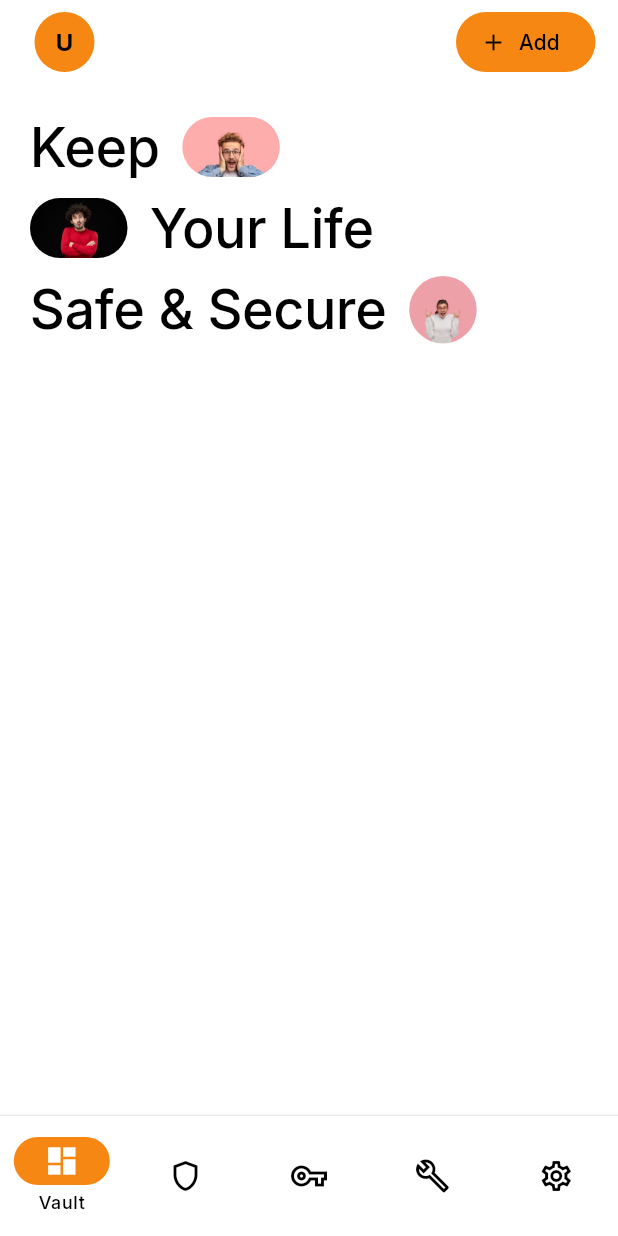
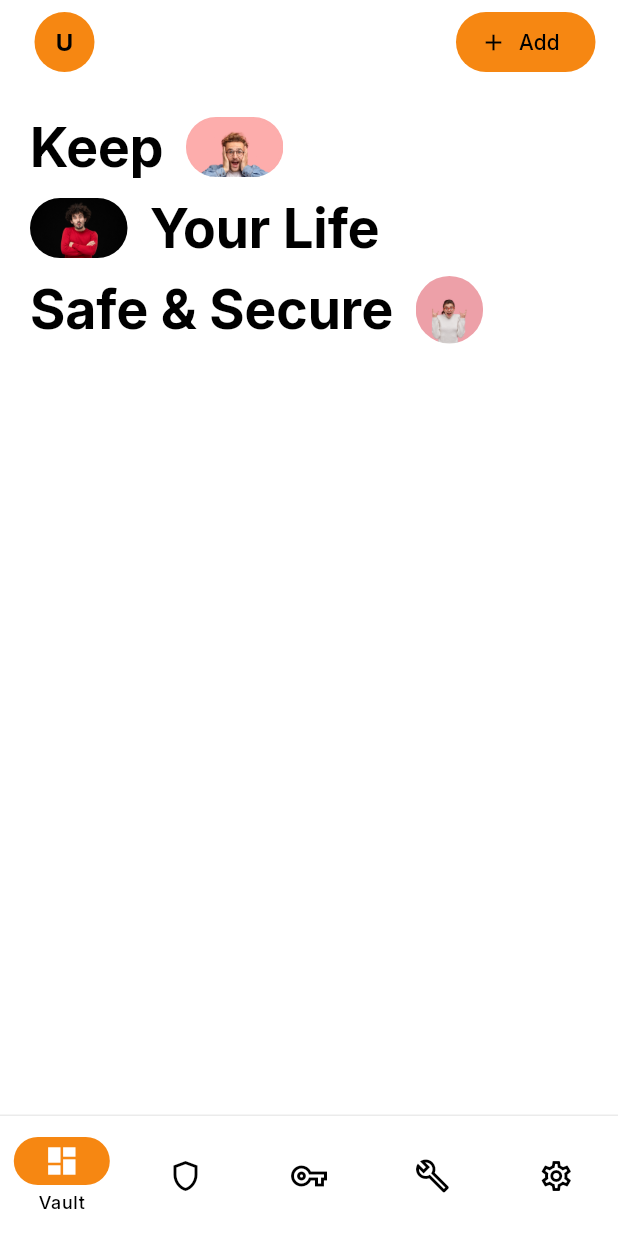
Before and after one commit to kaiumallimon/shieldx, a Flutter app: the VaultPage screen opened by its route, on a phone screen of 412 x 824 dp. Run offline on Flutter 3.47's test engine with Material 3 defaults, Android fonts, the phone set to English and light mode, and no system bars; our stand-ins replace cached_network_image, equatable, flutter_bloc, flutter_dotenv, go_router, shared_preferences and 2 more; accounts and stored records are empty.

Commit message:
feat: Refactor VaultPage to use new VaultAvatar and VaultAddButton components, and implement VaultSloganSection for improved UI

```diff
--- a/lib/app/features/dashboard/features/vault/pages/_vault_page.dart
+++ b/lib/app/features/dashboard/features/vault/pages/_vault_page.dart
@@ -1,6 +1,8 @@
-import 'package:cached_network_image/cached_network_image.dart';
 import 'package:flutter/material.dart';
 import 'package:shieldx/app/data/services/_auth_storage_service.dart';
+import 'package:shieldx/app/features/dashboard/features/vault/widgets/_vault_add_button.dart';
+import 'package:shieldx/app/features/dashboard/features/vault/widgets/_vault_avatar.dart';
+import 'package:shieldx/app/features/dashboard/features/vault/widgets/_vault_slogan_section.dart';
 
 class VaultPage extends StatefulWidget {
   const VaultPage({super.key});
@@ -31,38 +33,6 @@ class _VaultPageState extends State<VaultPage> {
     }
   }
 
-  Widget _buildAvatar(ThemeData theme) {
-    final firstChar = (userName?.isNotEmpty ?? false)
-        ? userName![0].toUpperCase()
-        : 'U';
-
-    if (avatarUrl != null && avatarUrl!.isNotEmpty) {
-      return CircleAvatar(
-        backgroundImage: CachedNetworkImageProvider(avatarUrl!),
-        backgroundColor: theme.colorScheme.primary,
-        onBackgroundImageError: (exception, stackTrace) {
-          // If image fails to load, fallback is handled by backgroundColor
-        },
-      );
-    }
-
-    return CircleAvatar(
-      backgroundColor: theme.colorScheme.primary,
-      child: Text(
-        firstChar,
-        style: TextStyle(
-          color: theme.colorScheme.onPrimary,
-          fontWeight: FontWeight.bold,
-        ),
-      ),
-    );
-  }
-
-  final List<String> images = const [
-    'assets/images/18930.jpg',
-    'assets/images/143415.jpg',
-    'assets/images/41064.jpg',
-  ];
 
   @override
   Widget build(BuildContext context) {
@@ -78,115 +48,27 @@ class _VaultPageState extends State<VaultPage> {
                 backgroundColor: theme.colorScheme.surface,
                 leading: Padding(
                   padding: const EdgeInsets.all(8.0),
-                  child: _buildAvatar(theme),
+                  child: VaultAvatar(
+                    userName: userName,
+                    avatarUrl: avatarUrl,
+                  ),
                 ),
                 pinned: true,
-
-                actions: [_addButton(theme)],
+                actions: [
+                  VaultAddButton(
+                    onPressed: () {
+                      // Navigate to add password page
+                    },
+                  ),
+                ],
               ),
             ),
-            SliverToBoxAdapter(
-              child: Padding(
-                padding: const EdgeInsets.symmetric(
-                  horizontal: 20,
-                  vertical: 20,
-                ),
-                child: Column(
-                  crossAxisAlignment: .start,
-                  mainAxisSize: .min,
-                  spacing: 10,
-                  children: [
-                    // first row
-                    Row(
-                      mainAxisSize: MainAxisSize.min,
-                      spacing: 15,
-                      children: [
-                        Text(
-                          'Keep',
-                          style: theme.textTheme.displaySmall?.copyWith(
-                            fontWeight: FontWeight.w500,
-                          ),
-                        ),
-                        ClipRRect(
-                          borderRadius: BorderRadius.circular(50),
-                          child: Image.asset(
-                            images[0],
-                            width: 65,
-                            height: 40,
-                            fit: BoxFit.cover,
-                          ),
-                        ),
-                      ],
-                    ),
-
-                    // second row
-                    Row(
-                      mainAxisSize: MainAxisSize.min,
-                      spacing: 15,
-                      children: [
-                        ClipRRect(
-                          borderRadius: BorderRadius.circular(50),
-                          child: Image.asset(
-                            images[1],
-                            width: 65,
-                            height: 40,
-                            fit: BoxFit.cover,
-                          ),
-                        ),
-                        Text(
-                          'Your Life',
-                          style: theme.textTheme.displaySmall?.copyWith(
-                            fontWeight: FontWeight.w500,
-                          ),
-                        ),
-                      ],
-                    ),
-
-                    // third row
-                    Row(
-                      mainAxisSize: MainAxisSize.min,
-                      spacing: 15,
-                      children: [
-                        Text(
-                          'Safe & Secure',
-                          style: theme.textTheme.displaySmall?.copyWith(
-                            fontWeight: FontWeight.w500,
-                          ),
-                        ),
-                        ClipRRect(
-                          borderRadius: BorderRadius.circular(50),
-                          child: Image.asset(
-                            images[2],
-                            width: 45,
-                            height: 45,
-                            fit: BoxFit.cover,
-                          ),
-                        ),
-                      ],
-                    ),
-                  ],
-                ),
-              ),
+            const SliverToBoxAdapter(
+              child: VaultSloganSection(),
             ),
           ],
         ),
       ),
     );
   }
-
-  ElevatedButton _addButton(ThemeData theme) {
-    return ElevatedButton.icon(
-      icon: const Icon(Icons.add),
-      label: const Text('Add'),
-      style: ElevatedButton.styleFrom(
-        backgroundColor: theme.colorScheme.primary,
-        foregroundColor: theme.colorScheme.onPrimary,
-        elevation: 0,
-        shape: RoundedRectangleBorder(borderRadius: BorderRadius.circular(50)),
-      ),
-      onPressed: () {
-        // Navigate to settings page
-      },
-    );
-  }
 }
--- /dev/null
+++ b/lib/app/features/dashboard/features/vault/widgets/_vault_add_button.dart
@@ -0,0 +1,26 @@
+import 'package:flutter/material.dart';
+
+class VaultAddButton extends StatelessWidget {
+  const VaultAddButton({super.key, this.onPressed});
+
+  final VoidCallback? onPressed;
+
+  @override
+  Widget build(BuildContext context) {
+    final theme = Theme.of(context);
+
+    return ElevatedButton.icon(
+      icon: const Icon(Icons.add),
+      label: const Text('Add'),
+      style: ElevatedButton.styleFrom(
+        backgroundColor: theme.colorScheme.primary,
+        foregroundColor: theme.colorScheme.onPrimary,
+        elevation: 0,
+        shape: RoundedRectangleBorder(
+          borderRadius: BorderRadius.circular(50),
+        ),
+      ),
+      onPressed: onPressed,
+    );
+  }
+}
--- /dev/null
+++ b/lib/app/features/dashboard/features/vault/widgets/_vault_avatar.dart
@@ -0,0 +1,42 @@
+import 'package:cached_network_image/cached_network_image.dart';
+import 'package:flutter/material.dart';
+
+class VaultAvatar extends StatelessWidget {
+  const VaultAvatar({
+    super.key,
+    required this.userName,
+    required this.avatarUrl,
+  });
+
+  final String? userName;
+  final String? avatarUrl;
+
+  @override
+  Widget build(BuildContext context) {
+    final theme = Theme.of(context);
+    final firstChar = (userName?.isNotEmpty ?? false)
+        ? userName![0].toUpperCase()
+        : 'U';
+
+    if (avatarUrl != null && avatarUrl!.isNotEmpty) {
+      return CircleAvatar(
+        backgroundImage: CachedNetworkImageProvider(avatarUrl!),
+        backgroundColor: theme.colorScheme.primary,
+        onBackgroundImageError: (exception, stackTrace) {
+          // If image fails to load, fallback is handled by backgroundColor
+        },
+      );
+    }
+
+    return CircleAvatar(
+      backgroundColor: theme.colorScheme.primary,
+      child: Text(
+        firstChar,
+        style: TextStyle(
+          color: theme.colorScheme.onPrimary,
+          fontWeight: FontWeight.bold,
+        ),
+      ),
+    );
+  }
+}
--- /dev/null
+++ b/lib/app/features/dashboard/features/vault/widgets/_vault_slogan_section.dart
@@ -0,0 +1,86 @@
+import 'package:flutter/material.dart';
+
+class VaultSloganSection extends StatelessWidget {
+  const VaultSloganSection({super.key});
+
+  static const List<String> _images = [
+    'assets/images/18930.jpg',
+    'assets/images/143415.jpg',
+    'assets/images/41064.jpg',
+  ];
+
+  @override
+  Widget build(BuildContext context) {
+    final theme = Theme.of(context);
+
+    return Padding(
+      padding: const EdgeInsets.symmetric(
+        horizontal: 20,
+        vertical: 20,
+      ),
+      child: Column(
+        crossAxisAlignment: CrossAxisAlignment.start,
+        mainAxisSize: MainAxisSize.min,
+        spacing: 10,
+        children: [
+          // First row: "Keep" with image
+          Row(
+            mainAxisSize: MainAxisSize.min,
+            spacing: 15,
+            children: [
+              Text(
+                'Keep',
+                style: theme.textTheme.displaySmall?.copyWith(
+                  fontWeight: FontWeight.bold,
+                ),
+              ),
+              _buildImageBadge(_images[0], 65, 40),
+            ],
+          ),
+
+          // Second row: Image with "Your Life"
+          Row(
+            mainAxisSize: MainAxisSize.min,
+            spacing: 15,
+            children: [
+              _buildImageBadge(_images[1], 65, 40),
+              Text(
+                'Your Life',
+                style: theme.textTheme.displaySmall?.copyWith(
+                  fontWeight: FontWeight.bold,
+                ),
+              ),
+            ],
+          ),
+
+          // Third row: "Safe & Secure" with image
+          Row(
+            mainAxisSize: MainAxisSize.min,
+            spacing: 15,
+            children: [
+              Text(
+                'Safe & Secure',
+                style: theme.textTheme.displaySmall?.copyWith(
+                  fontWeight: FontWeight.bold,
+                ),
+              ),
+              _buildImageBadge(_images[2], 45, 45),
+            ],
+          ),
+        ],
+      ),
+    );
+  }
+
+  Widget _buildImageBadge(String imagePath, double width, double height) {
+    return ClipRRect(
+      borderRadius: BorderRadius.circular(50),
+      child: Image.asset(
+        imagePath,
+        width: width,
+        height: height,
+        fit: BoxFit.cover,
+      ),
+    );
+  }
+}
```
